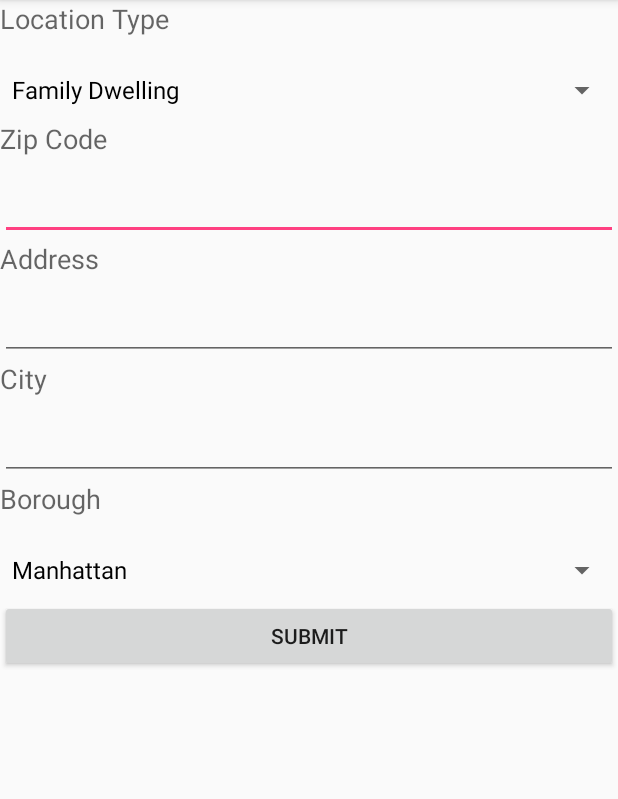
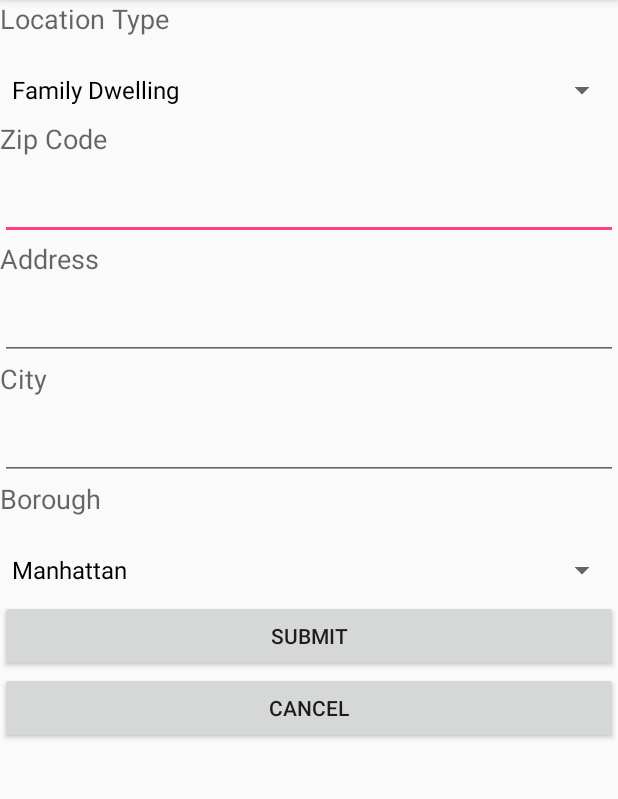
Before and after one commit to MrNickWan/RATStafarians, an Android app: the AddRatReportActivity screen opened directly, with no data from a screen before it, on a phone screen of 412 x 824 dp, the part 84-883 px from its top. Run offline under Robolectric (Android 15) with nearby library versions, the phone set to English and light mode, and no system bars; our stand-ins replace Firebase (no records; nobody signed in at launch, a user with empty details on screens opened directly).

Commit message:
Fixed the cancel button and addition comment

```diff
--- a/app/src/main/java/com/example/android/RATStafarians/AddRatReportActivity.java
+++ b/app/src/main/java/com/example/android/RATStafarians/AddRatReportActivity.java
@@ -1,6 +1,8 @@
 package com.example.android.RATStafarians;
 
 import android.app.*;
+import android.app.ListActivity;
+import android.content.Intent;
 import android.location.Address;
 import android.location.Geocoder;
 import android.os.Bundle;
@@ -21,20 +23,24 @@ import java.util.Calendar;
 import java.util.Date;
 import java.util.List;
 
-
+/**
+ * The activity class is for creating and adding rat reports to the Firebase database. It also
+ * makes sure the rat report persist in the database.
+ */
 public class AddRatReportActivity extends AppCompatActivity{
     private Spinner locType;
     private TextView zipCode;
-    private Button continueButton;
     private TextView address;
     private TextView city;
     private Spinner borough1;
     private Button submitButton;
+    private Button cancelButton;
     private Activity act;
     String zipCodeStr = null;
 
     private RatReport newReport = new RatReport();
 
+    @Override
     protected void onCreate(Bundle savedInstanceState) {
         super.onCreate(savedInstanceState);
         act = this;
@@ -49,14 +55,19 @@ public class AddRatReportActivity extends AppCompatActivity{
         //Place all values entered by user into newReport
         newReport.setLocationType(locType.getSelectedItem().toString());
 
-        //Set up fields for next page for user to enter information3
+        //Set up fields for user to enter information
         address = findViewById(R.id.address);
         city = findViewById(R.id.city);
+
         borough1 = findViewById(R.id.borough);
+
+        //Set borough adapter for the enum values of the borough
         borough1.setAdapter(new ArrayAdapter<>(act, android.R.layout.
                 simple_spinner_dropdown_item, BoroughType.values()));
 
         submitButton = findViewById(R.id.submit);
+        cancelButton = findViewById(R.id.cancel);
+
         submitButton.setOnClickListener(new View.OnClickListener() {
             @Override
             public void onClick(View view) {
@@ -73,14 +84,30 @@ public class AddRatReportActivity extends AppCompatActivity{
                 newReport.setCreatedDate(date.toString());
                 DatabaseReference mDatabase = FirebaseDatabase.getInstance().getReference();
 
+                //Puts the new rat report into the database
                 mDatabase.child("qa").child("ratData").child(newReport.getUniqueKey()).setValue(newReport);
 
                 finish();
             }
         });
 
+        cancelButton.setOnClickListener(new View.OnClickListener() {
+
+            @Override
+            public void onClick(View view) {
+                finish();
+                }
+            }
+        );
+
+
     }
 
+    /**
+     * The method takes in the zip code the user types in and sets the longitude and latitude, and
+     * if the zip code is not valid, it sets up to the default values
+     * @param zipCode the zip code input for the method
+     */
     protected void setGeoLocation(String zipCode) {
         try {
             Geocoder geocoder = new Geocoder(this);
--- a/app/src/main/java/com/example/android/RATStafarians/BoroughType.java
+++ b/app/src/main/java/com/example/android/RATStafarians/BoroughType.java
@@ -1,7 +1,7 @@
 package com.example.android.RATStafarians;
 
 /**
- * Created by helen.wan on 10/16/2017.
+ * This is an enum class for boroughs
  */
 
 public enum BoroughType {
--- a/app/src/main/res/layout/add_rat_report.xml
+++ b/app/src/main/res/layout/add_rat_report.xml
@@ -100,6 +100,13 @@
                 android:layout_height="wrap_content"
                 android:layout_weight="0.10"
                 android:text="Submit" />
+
+            <Button
+                android:id="@+id/cancel"
+                android:layout_width="match_parent"
+                android:layout_height="wrap_content"
+                android:layout_weight="0.11"
+                android:text="cancel" />
         </LinearLayout>
     </ScrollView>
 </LinearLayout>
```
Also changed, not shown: 1 other file.
